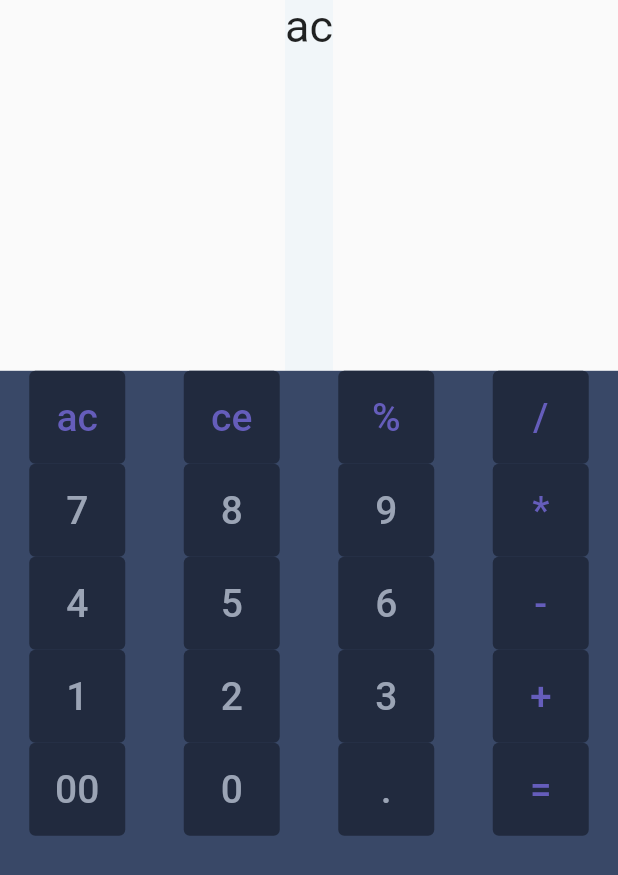
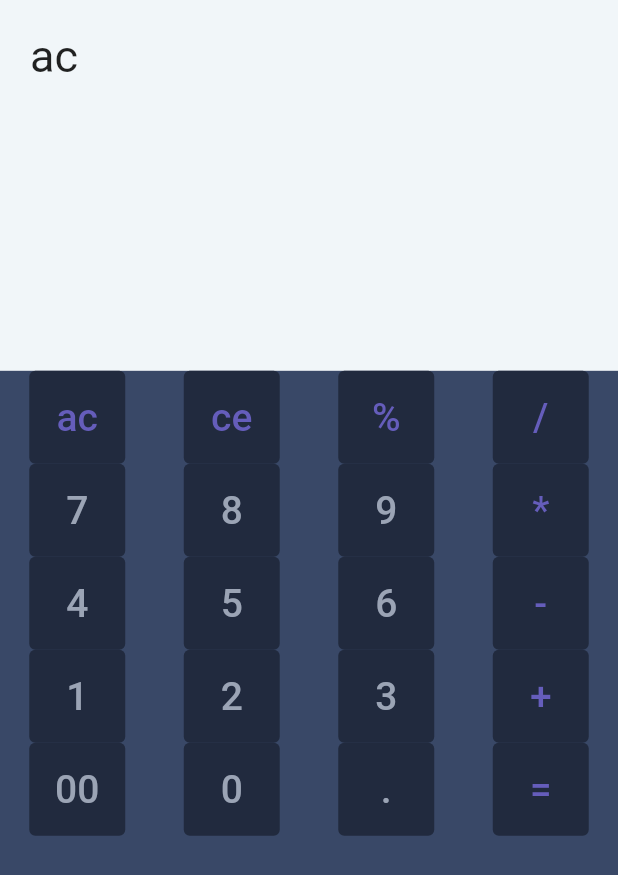
Before and after one commit to amirahmadadibi/7learnCalc, a Flutter app: the screen it shows after launch, after a tap on "ac", on a phone screen of 412 x 824 dp. Shown: the top 875 px of the screen. Run offline on Flutter 3.47's test engine with Material 2 defaults, Android fonts, the phone set to English and light mode, and no system bars; our stand-ins replace math_expressions.

Commit message:
S06 E14 show result wiht diffrent text widget

```diff
--- a/lib/main.dart
+++ b/lib/main.dart
@@ -14,14 +14,16 @@ class MyApp extends StatefulWidget {
 
 class _MyAppState extends State<MyApp> {
   String input = '';
+  String result = '';
   void onKeyboardItemClick(String text) {
     if (text == '=') {
       Parser parser = Parser();
       Expression expression = parser.parse(input);
       ContextModel contextModel = ContextModel();
-      double result = expression.evaluate(EvaluationType.REAL, contextModel);
+      double resultExpersion =
+          expression.evaluate(EvaluationType.REAL, contextModel);
       setState(() {
-        input = result.toString();
+        result = resultExpersion.toString();
       });
       return;
     }
@@ -48,10 +50,23 @@ class _MyAppState extends State<MyApp> {
               Expanded(
                 flex: 3,
                 child: Container(
+                  width: double.infinity,
+                  padding: EdgeInsets.all(20),
                   color: Color(0xffF1F6F9),
-                  child: Text(
-                    input,
-                    style: TextStyle(fontSize: 30),
+                  child: Column(
+                    mainAxisAlignment: MainAxisAlignment.spaceBetween,
+                    crossAxisAlignment: CrossAxisAlignment.start,
+                    children: [
+                      Text(
+                        input,
+                        style: TextStyle(fontSize: 30),
+                      ),
+                      Text(
+                        result,
+                        style:
+                            TextStyle(fontSize: 40, color: Color(0xff655DBB)),
+                      )
+                    ],
                   ),
                 ),
               ),
```
